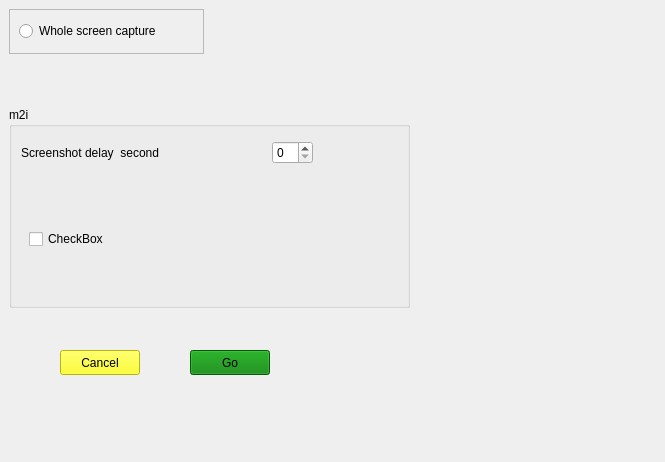
jose94752/ClipEdit, file sources/Forms/formscreenshots.ui: the form before one commit.
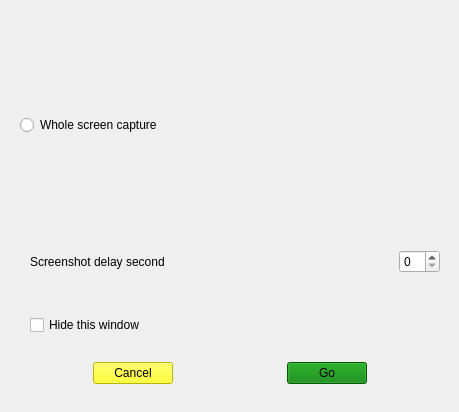
The form after the commit.

```diff
--- a/sources/Forms/formscreenshots.ui
+++ b/sources/Forms/formscreenshots.ui
@@ -6,8 +6,8 @@
    <rect>
     <x>0</x>
     <y>0</y>
-    <width>665</width>
-    <height>462</height>
+    <width>459</width>
+    <height>412</height>
    </rect>
   </property>
   <property name="windowTitle">
@@ -16,43 +16,17 @@
   <property name="styleSheet">
    <string notr="true"/>
   </property>
-  <widget class="QPushButton" name="pushButton_2">
-   <property name="geometry">
-    <rect>
-     <x>60</x>
-     <y>350</y>
-     <width>80</width>
-     <height>25</height>
-    </rect>
-   </property>
-   <property name="styleSheet">
-    <string notr="true">background-color: yellow;
-border-color: rgb(17, 29, 255);</string>
-   </property>
-   <property name="text">
-    <string>Cancel</string>
-   </property>
-  </widget>
   <widget class="QWidget" name="verticalLayoutWidget">
    <property name="geometry">
     <rect>
-     <x>9</x>
-     <y>9</y>
-     <width>195</width>
-     <height>45</height>
+     <x>20</x>
+     <y>20</y>
+     <width>421</width>
+     <height>211</height>
     </rect>
    </property>
    <layout class="QVBoxLayout" name="verticalLayout">
     <item>
-     <widget class="QFrame" name="frame">
-      <property name="frameShape">
-       <enum>QFrame::StyledPanel</enum>
-      </property>
-      <property name="frameShadow">
-       <enum>QFrame::Raised</enum>
-      </property>
-      <layout class="QGridLayout" name="gridLayout_2">
-       <item row="0" column="0">
         <widget class="QRadioButton" name="radioButton">
          <property name="text">
           <string>Whole screen capture</string>
@@ -61,55 +35,22 @@
        </item>
       </layout>
      </widget>
-    </item>
-   </layout>
-  </widget>
-  <widget class="QPushButton" name="pushButton">
+  <widget class="QWidget" name="">
    <property name="geometry">
     <rect>
-     <x>190</x>
-     <y>350</y>
-     <width>80</width>
-     <height>25</height>
-    </rect>
-   </property>
-   <property name="styleSheet">
-    <string notr="true">background-color: green;
-border-color: rgb(17, 29, 255);</string>
-   </property>
-   <property name="text">
-    <string>Go</string>
-   </property>
-  </widget>
-  <widget class="QWidget" name="verticalLayoutWidget_2">
-   <property name="geometry">
-    <rect>
-     <x>9</x>
-     <y>107</y>
-     <width>401</width>
-     <height>201</height>
+     <x>30</x>
+     <y>250</y>
+     <width>410</width>
+     <height>85</height>
     </rect>
    </property>
    <layout class="QVBoxLayout" name="verticalLayout_2">
     <item>
-     <widget class="QGroupBox" name="groupBox">
-      <property name="title">
-       <string>m2i</string>
-      </property>
-      <widget class="QWidget" name="">
-       <property name="geometry">
-        <rect>
-         <x>12</x>
-         <y>32</y>
-         <width>292</width>
-         <height>28</height>
-        </rect>
-       </property>
        <layout class="QHBoxLayout" name="horizontalLayout">
         <item>
          <widget class="QLabel" name="label">
           <property name="text">
-           <string>Screenshot delay  second</string>
+         <string>Screenshot delay second</string>
           </property>
          </widget>
         </item>
@@ -120,7 +61,7 @@
           </property>
           <property name="sizeHint" stdset="0">
            <size>
-            <width>58</width>
+          <width>178</width>
             <height>20</height>
            </size>
           </property>
@@ -130,21 +71,26 @@
          <widget class="QSpinBox" name="spinBox"/>
         </item>
        </layout>
-      </widget>
-      <widget class="QWidget" name="">
-       <property name="geometry">
-        <rect>
-         <x>20</x>
-         <y>120</y>
-         <width>288</width>
-         <height>25</height>
-        </rect>
-       </property>
+    </item>
+    <item>
+     <spacer name="verticalSpacer_2">
+      <property name="orientation">
+       <enum>Qt::Vertical</enum>
+      </property>
+      <property name="sizeHint" stdset="0">
+       <size>
+        <width>20</width>
+        <height>18</height>
+       </size>
+      </property>
+     </spacer>
+    </item>
+    <item>
        <layout class="QHBoxLayout" name="horizontalLayout_2">
         <item>
          <widget class="QCheckBox" name="checkBox">
           <property name="text">
-           <string>CheckBox</string>
+         <string>Hide this window</string>
           </property>
          </widget>
         </item>
@@ -155,16 +101,87 @@
           </property>
           <property name="sizeHint" stdset="0">
            <size>
-            <width>188</width>
+          <width>218</width>
             <height>20</height>
            </size>
           </property>
          </spacer>
         </item>
        </layout>
-      </widget>
+    </item>
+   </layout>
+  </widget>
+  <widget class="QWidget" name="">
+   <property name="geometry">
+    <rect>
+     <x>19</x>
+     <y>360</y>
+     <width>421</width>
+     <height>27</height>
+    </rect>
+   </property>
+   <layout class="QHBoxLayout" name="horizontalLayout_3">
+    <item>
+     <spacer name="horizontalSpacer_3">
+      <property name="orientation">
+       <enum>Qt::Horizontal</enum>
+      </property>
+      <property name="sizeHint" stdset="0">
+       <size>
+        <width>58</width>
+        <height>20</height>
+       </size>
+      </property>
+     </spacer>
+    </item>
+    <item>
+     <widget class="QPushButton" name="pushButton">
+      <property name="styleSheet">
+       <string notr="true">background-color: yellow;
+border-color: rgb(17, 29, 255);</string>
+      </property>
+      <property name="text">
+       <string>Cancel</string>
+      </property>
      </widget>
     </item>
+    <item>
+     <spacer name="horizontalSpacer_4">
+      <property name="orientation">
+       <enum>Qt::Horizontal</enum>
+      </property>
+      <property name="sizeHint" stdset="0">
+       <size>
+        <width>108</width>
+        <height>20</height>
+       </size>
+      </property>
+     </spacer>
+    </item>
+    <item>
+     <widget class="QPushButton" name="pushButton_2">
+      <property name="styleSheet">
+       <string notr="true">background-color: green;
+border-color: rgb(17, 29, 255);</string>
+      </property>
+      <property name="text">
+       <string>Go</string>
+      </property>
+     </widget>
+    </item>
+    <item>
+     <spacer name="horizontalSpacer_5">
+      <property name="orientation">
+       <enum>Qt::Horizontal</enum>
+      </property>
+      <property name="sizeHint" stdset="0">
+       <size>
+        <width>58</width>
+        <height>20</height>
+       </size>
+      </property>
+     </spacer>
+    </item>
    </layout>
   </widget>
  </widget>
```
Lines whose indentation alone changed are shown as unchanged.
